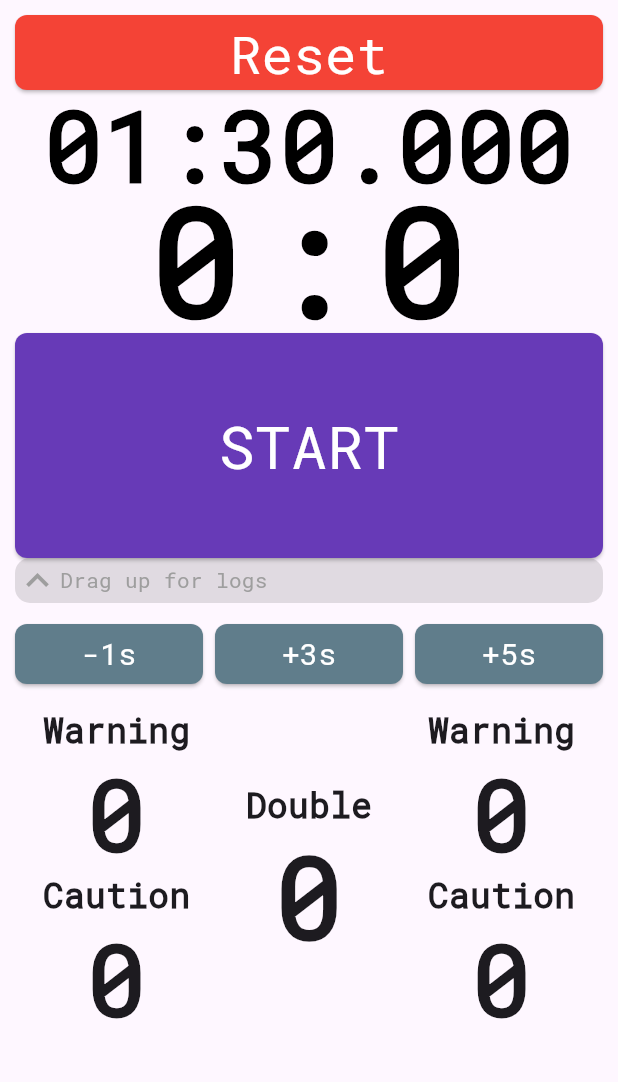
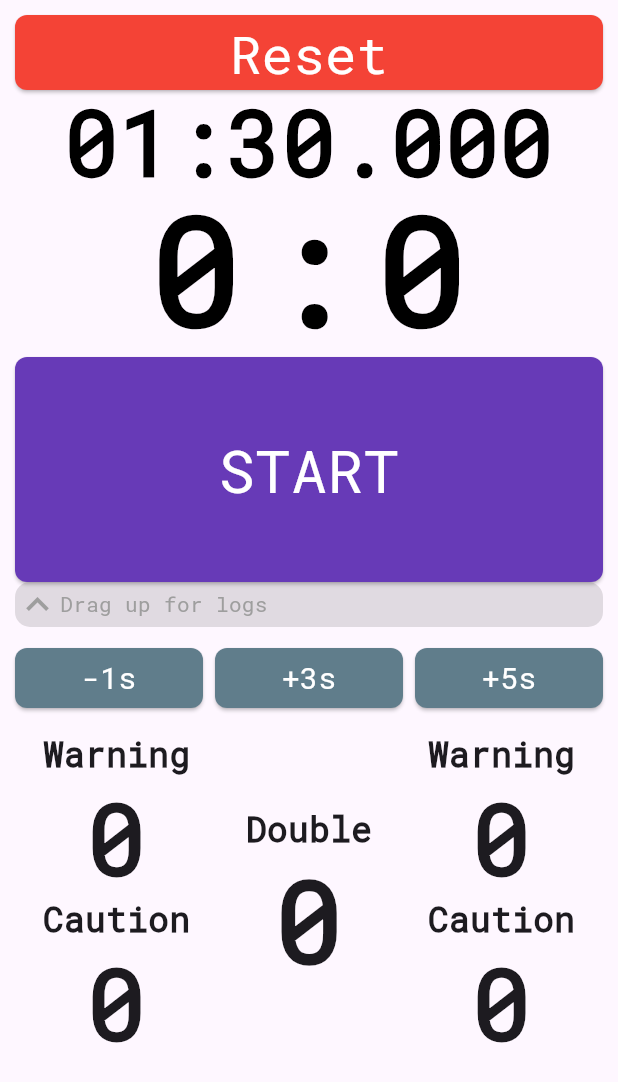
Before and after one commit to kstepanovdev/gdf_hema_timer, a Flutter app: the screen it shows after launch, on a phone screen of 412 x 824 dp. Shown: the top 1082 px of the screen. Run offline on Flutter 3.47's test engine with Material 3 defaults, Android fonts, the phone set to English and light mode, and no system bars; our stand-ins replace shared_preferences, vibration.

Commit message:
UI fix for smaller phones

```diff
--- a/lib/pages/score_page.dart
+++ b/lib/pages/score_page.dart
@@ -150,7 +150,7 @@ class _ScorePageState extends State<ScorePage> {
                 TimerDisplay(
                   color: Colors.white,
                   time: formatTime(timer),
-                  fontSize: 65,
+                  fontSize: 60,
                 ),
                 ActiveTimerBoard(leftScore: leftScore, rightScore: rightScore),
                 Padding(
@@ -177,7 +177,7 @@ class _ScorePageState extends State<ScorePage> {
           builder: (context, constraints) {
             return SingleChildScrollView(
               child: Padding(
-                padding: const EdgeInsets.fromLTRB(10, 10, 10, 10),
+                padding: const EdgeInsets.fromLTRB(10, 10, 10, 20),
                 child: Column(
                   mainAxisSize: MainAxisSize.min,
                   crossAxisAlignment: CrossAxisAlignment.center,
@@ -194,7 +194,7 @@ class _ScorePageState extends State<ScorePage> {
 
                     TimerDisplay(
                       time: formatTime(timer),
-                      fontSize: 65,
+                      fontSize: 60,
                       onLongPress: () async {
                         final newTime = await showTimeSelectDialog(context);
                         if (newTime != null) {
@@ -204,6 +204,7 @@ class _ScorePageState extends State<ScorePage> {
                       },
                     ),
 
+                    const SizedBox(height: 10),
                     ScoreBoard(
                       leftName: leftName,
                       rightName: rightName,
@@ -213,6 +214,7 @@ class _ScorePageState extends State<ScorePage> {
                       onRightChanged: (v) => setState(() => rightScore = v),
                       swapFighters: swapFighters,
                     ),
+                    const SizedBox(height: 10),
 
                     SizedBox(
                       width: double.infinity,
```
